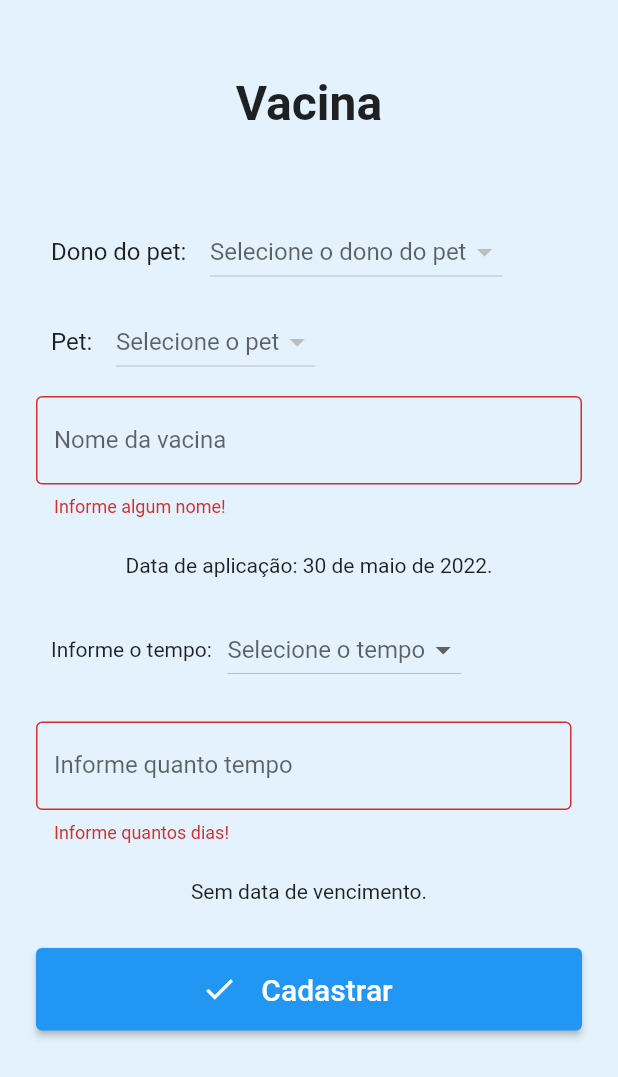
After one commit to Bruno-Eduardo-Ferreira/VacPet, a Flutter app: the CadastroVacina screen opened directly, after a tap on "Cadastrar", on a phone screen of 412 x 824 dp. The commit adds this screen. Shown: the top 1077 px of the screen. Run offline on Flutter 3.47's test engine with Material 2 defaults, Android fonts, the phone set to English and light mode, and no system bars; our stand-ins replace cloud_firestore, firebase_auth, firebase_core; accounts and stored records are empty.

Commit message:
Implementação do cadastro das vacinas

```diff
--- /dev/null
+++ b/lib/presentation/pages/cadastros/cadastro_vacina_page.dart
@@ -0,0 +1,324 @@
+import 'package:cloud_firestore/cloud_firestore.dart';
+import 'package:flutter/material.dart';
+import 'package:intl/date_symbol_data_local.dart';
+import 'package:intl/intl.dart';
+import 'package:vacpet/presentation/pages/home/home_page.dart';
+
+class CadastroVacina extends StatefulWidget {
+  const CadastroVacina({Key? key}) : super(key: key);
+
+  @override
+  State<CadastroVacina> createState() => _CadastroVacinaState();
+}
+
+class _CadastroVacinaState extends State<CadastroVacina> {
+  final GlobalKey<FormState> formKey = GlobalKey<FormState>();
+  final nomeVacina = TextEditingController();
+  final dataAplicado = TextEditingController();
+  final dataVencimento = TextEditingController();
+  final dias = TextEditingController();
+
+  final FirebaseFirestore _firestore = FirebaseFirestore.instance;
+
+  Future<void> _addVacina(
+      String nomeVacina, DateTime dataAplicado, DateTime dataVencimento) async {
+    await _firestore
+        .collection('clientes')
+        .doc(idUser)
+        .collection('pets')
+        .doc(idPet)
+        .collection('vacinas')
+        .add({
+      'nomeVacina': nomeVacina,
+      'dataAplicado': dataAplicado,
+      'dataVencimento': dataVencimento,
+    });
+  }
+
+  String? nomeVacinaDigitado;
+  DateTime? dataVacAplicado = DateTime.now();
+  DateTime? dataVacVencimento;
+  String? dataPtVacAplicado;
+  String? dataPtVacVencimento;
+  DateTime? dataAtual = DateTime.now();
+  num? tempoDigitado;
+
+  String? selectPet;
+  String? selectDono;
+  String? selectTempo;
+  String? idUser;
+  String? idPet;
+  bool? teste;
+
+  final clientesCadastrados = [];
+  final petsCadastrados = [];
+  final tempo = ['Dia', 'Mês'];
+
+  void _getUserID(String user) async {
+    var colletion = FirebaseFirestore.instance.collection('clientes');
+    var result = await colletion.get();
+    for (var doc in result.docs) {
+      if (doc['nome'] == user) {
+        idUser = doc.id;
+      }
+    }
+  }
+
+  void _getPetID(String pet, String user) async {
+    var colletion = FirebaseFirestore.instance.collectionGroup('pets');
+    var result = await colletion.get();
+    for (var doc in result.docs) {
+      if (doc['nomePet'] == pet && doc['nomeDono'] == user) {
+        idPet = doc.id;
+      }
+    }
+  }
+
+  void _getPets(String pet) async {
+    var colletion = FirebaseFirestore.instance.collectionGroup('pets');
+    var result = await colletion.get();
+    for (var doc in result.docs) {
+      if (doc['nomeDono'] == pet) {
+        petsCadastrados.add(doc['nomePet']);
+        setState(() {
+          petsCadastrados;
+        });
+      }
+    }
+  }
+
+  @override
+  void initState() {
+    void _getUsers() async {
+      var colletion = FirebaseFirestore.instance.collection('clientes');
+      var result = await colletion.get();
+      for (var doc in result.docs) {
+        clientesCadastrados.add(doc['nome']);
+        setState(() {
+          clientesCadastrados;
+        });
+      }
+    }
+    _getUsers();
+    super.initState();
+    initializeDateFormatting();
+  }
+
+  @override
+  Widget build(BuildContext context) {
+     dataPtVacAplicado =
+        DateFormat(DateFormat.YEAR_MONTH_DAY, 'pt_Br').format(dataAtual!);
+    return Scaffold(
+      backgroundColor: Colors.blue.shade50,
+      body: SafeArea(
+        child: SingleChildScrollView(
+          reverse: true,
+          child: Column(
+            children: [
+              const Center(
+                child: Padding(
+                  padding: EdgeInsets.only(top: 50.0, bottom: 50.0),
+                  child: Text(
+                    'Vacina',
+                    style:
+                        TextStyle(fontSize: 32.0, fontWeight: FontWeight.w600),
+                  ),
+                ),
+              ),
+              Form(
+                key: formKey,
+                child: Column(
+                  mainAxisAlignment: MainAxisAlignment.center,
+                  children: [
+                    Padding(
+                        padding: const EdgeInsets.fromLTRB(34, 6, 24, 6),
+                        child: Row(
+                          mainAxisAlignment: MainAxisAlignment.start,
+                          children: [
+                            const Text(
+                              'Dono do pet:    ',
+                              style: TextStyle(fontSize: 16),
+                            ),
+                            DropdownButton(
+                              hint: const Text("Selecione o dono do pet"),
+                              value: selectDono,
+                              items: clientesCadastrados.map((username) {
+                                return DropdownMenuItem(
+                                    value: username,
+                                    child: Text(
+                                      username,
+                                      style: const TextStyle(fontSize: 24),
+                                    ));
+                              }).toList(),
+                              onChanged: (valuename) {
+                                setState(() {
+                                  selectDono = valuename as String;
+                                });
+                                _getUserID(selectDono!);
+                                _getPets(selectDono!);
+                              },
+                            ),
+                          ],
+                        )),
+                    Padding(
+                        padding: const EdgeInsets.fromLTRB(34, 6, 24, 6),
+                        child: Row(
+                          mainAxisAlignment: MainAxisAlignment.start,
+                          children: [
+                            const Text(
+                              'Pet:    ',
+                              style: TextStyle(fontSize: 16),
+                            ),
+                            DropdownButton(
+                              hint: const Text("Selecione o pet"),
+                              value: selectPet,
+                              items: petsCadastrados.map((petname) {
+                                return DropdownMenuItem(
+                                    value: petname,
+                                    child: Text(
+                                      petname,
+                                      style: const TextStyle(fontSize: 24),
+                                    ));
+                              }).toList(),
+                              onChanged: (valuename) {
+                                setState(() {
+                                  selectPet = valuename as String;
+                                });
+                                _getPetID(selectPet!, selectDono!);
+                              },
+                            ),
+                          ],
+                        )),
+                    Padding(
+                      padding: const EdgeInsets.fromLTRB(24, 6, 24, 6),
+                      child: TextFormField(
+                          controller: nomeVacina,
+                          decoration: const InputDecoration(
+                            border: OutlineInputBorder(),
+                            labelText: 'Nome da vacina',
+                          ),
+                          keyboardType: TextInputType.name,
+                          validator: (value) {
+                            if (value!.isEmpty) {
+                              return 'Informe algum nome!';
+                            } else if (value.length > 80) {
+                              return 'São permitidos no máximo 80 caracteres para o nome!';
+                            }
+                            nomeVacinaDigitado = value;
+                            return null;
+                          }),
+                    ),
+                    Padding(
+                      padding: const EdgeInsets.fromLTRB(24, 18, 24, 6),
+                      child: Text('Data de aplicação: $dataPtVacAplicado.'),
+                    ),
+                    Padding(
+                      padding: const EdgeInsets.fromLTRB(34, 18, 24, 6),
+                      child: Row(
+                        mainAxisAlignment: MainAxisAlignment.start,
+                        children: [
+                          const Text('Informe o tempo:   '),
+                          DropdownButton(
+                                    hint: const Text('Selecione o tempo'),
+                                    value: selectTempo,
+                                    items: tempo.map((itemsname) {
+                                      return DropdownMenuItem(
+                                          value: itemsname,
+                                          child: Text(
+                                            itemsname,
+                                            style: const TextStyle(fontSize: 20),
+                                          ));
+                                    }).toList(),
+                                    onChanged: (value) {
+                                      selectTempo = value as String;
+                                      selectTempo == 'Dia' ? teste = true : teste = false;
+                                      setState(() {
+                                        selectTempo = value;
+                                      });
+                                    },
+                                  ),
+                        ],
+                      ),
+                    ),
+                    Padding(
+                      padding: const EdgeInsets.fromLTRB(24, 18, 31, 6),
+                      child: TextFormField(
+                        controller: dias,
+                        decoration: const InputDecoration(
+                          border: OutlineInputBorder(),
+                          labelText: 'Informe quanto tempo',
+                        ),
+                        keyboardType: TextInputType.number,
+                        validator: (value) {
+                          if (value!.isEmpty) {
+                            return 'Informe quantos dias!';
+                          }
+                          if(teste == true){
+                            tempoDigitado = num.parse(value);
+                          }else if (teste == false){
+                            tempoDigitado = num.parse(value) * 30;
+                          }else{
+                            return 'Informe o tempo no campo superior!';
+                          }
+                          dataVacVencimento = dataAtual!
+                              .add(Duration(days: tempoDigitado as int));
+                          dataPtVacVencimento =
+                              DateFormat(DateFormat.YEAR_MONTH_DAY, 'pt_Br')
+                                  .format(dataVacVencimento!);
+                                  setState(() {
+                                    dataPtVacVencimento;
+                                  });
+                          return null;
+                        },
+                      ),
+                    ),
+                    Padding(
+                      padding: const EdgeInsets.fromLTRB(24, 18, 24, 6),
+                      child: dataPtVacVencimento != null ? Text('Data de vencimento: $dataPtVacVencimento.') : const Text('Sem data de vencimento.'),
+                    ),
+                    Padding(
+                      padding: const EdgeInsets.all(24),
+                      child: ElevatedButton(
+                        onPressed: () async {
+                          if (formKey.currentState!.validate()) {
+                            formKey.currentState?.save();
+
+                            if (nomeVacinaDigitado != null &&
+                                dataVacAplicado != null &&
+                                dataVacVencimento != null) {
+                              await _addVacina(
+                                  nomeVacinaDigitado!,
+                                  dataVacAplicado!,
+                                  dataVacVencimento!);
+                              Navigator.of(context).push(MaterialPageRoute(
+                                  builder: (context) => const HomePage()));
+                            }
+                          } else {
+                            FocusManager.instance.primaryFocus?.unfocus();
+                          }
+                        },
+                        child: Row(
+                          mainAxisAlignment: MainAxisAlignment.center,
+                          children: const [
+                            Icon(Icons.check),
+                            Padding(
+                              padding: EdgeInsets.all(16),
+                              child: Text(
+                                'Cadastrar',
+                                style: TextStyle(fontSize: 20),
+                              ),
+                            ),
+                          ],
+                        ),
+                      ),
+                    ),
+                  ],
+                ),
+              )
+            ],
+          ),
+        ),
+      ),
+    );
+  }
+}
--- a/pubspec.yaml
+++ b/pubspec.yaml
@@ -34,6 +34,7 @@ dependencies:
   firebase_auth: ^3.3.16
   cloud_firestore: ^3.1.13
   provider: ^6.0.2
+  intl: ^0.17.0
 
 
   # The following adds the Cupertino Icons font to your application.
```
Also changed, not shown: lib/presentation/pages/cadastros/cadastro_pet_page.dart (+9 -18 lines), lib/presentation/pages/home/home_page.dart (+23 -0 lines), pubspec.lock.
